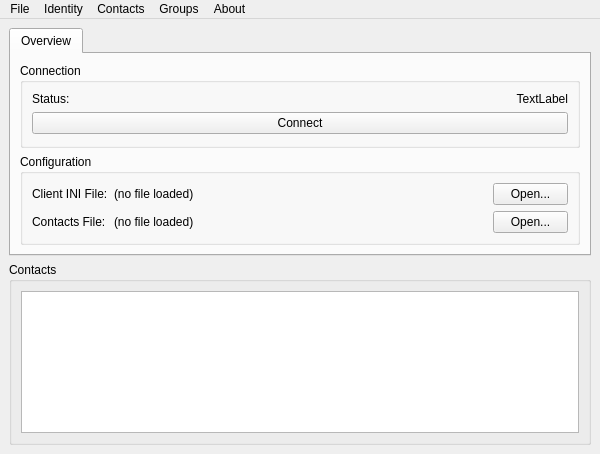
blizzard4591/openMittsu, file src/main.ui: the form before one commit.
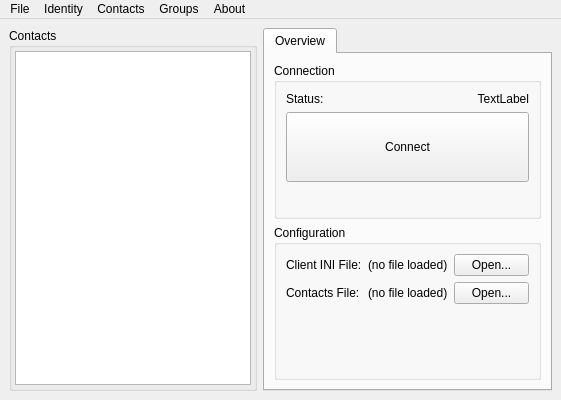
The form after the commit. Custom widgets are drawn as their Qt base class.

Commit message: UI: Main UI is not a horizontal box layout, contact list is on the left.

What changed in the file:
```diff
--- a/src/main.ui
+++ b/src/main.ui
@@ -6,15 +6,64 @@
    <rect>
     <x>0</x>
     <y>0</y>
-    <width>600</width>
-    <height>454</height>
+    <width>561</width>
+    <height>400</height>
    </rect>
   </property>
   <property name="windowTitle">
    <string>OpenMittsu</string>
   </property>
   <widget class="QWidget" name="centralwidget">
-   <layout class="QVBoxLayout" name="verticalLayout">
+   <layout class="QHBoxLayout" name="horizontalLayout">
+    <item>
+     <widget class="QGroupBox" name="gboxContacts">
+      <property name="sizePolicy">
+       <sizepolicy hsizetype="Preferred" vsizetype="Expanding">
+        <horstretch>0</horstretch>
+        <verstretch>0</verstretch>
+       </sizepolicy>
+      </property>
+      <property name="minimumSize">
+       <size>
+        <width>200</width>
+        <height>0</height>
+       </size>
+      </property>
+      <property name="maximumSize">
+       <size>
+        <width>250</width>
+        <height>16777215</height>
+       </size>
+      </property>
+      <property name="title">
+       <string>Contacts</string>
+      </property>
+      <layout class="QVBoxLayout" name="verticalLayout_2">
+       <property name="leftMargin">
+        <number>3</number>
+       </property>
+       <property name="topMargin">
+        <number>3</number>
+       </property>
+       <property name="rightMargin">
+        <number>3</number>
+       </property>
+       <property name="bottomMargin">
+        <number>3</number>
+       </property>
+       <item>
+        <widget class="QListWidget" name="listContacts">
+         <property name="sizePolicy">
+          <sizepolicy hsizetype="Expanding" vsizetype="Expanding">
+           <horstretch>0</horstretch>
+           <verstretch>1</verstretch>
+          </sizepolicy>
+         </property>
+        </widget>
+       </item>
+      </layout>
+     </widget>
+    </item>
     <item>
      <widget class="ChatTabWidget" name="tabWidget">
       <property name="sizePolicy">
@@ -71,6 +120,12 @@
            </item>
            <item row="1" column="0" colspan="2">
             <widget class="QPushButton" name="btnConnect">
+             <property name="minimumSize">
+              <size>
+               <width>0</width>
+               <height>70</height>
+              </size>
+             </property>
              <property name="maximumSize">
               <size>
                <width>16777215</width>
@@ -80,6 +135,12 @@
              <property name="text">
               <string>Connect</string>
              </property>
+             <property name="autoDefault">
+              <bool>false</bool>
+             </property>
+             <property name="default">
+              <bool>false</bool>
+             </property>
             </widget>
            </item>
           </layout>
@@ -166,31 +227,6 @@
       </widget>
      </widget>
     </item>
-    <item>
-     <widget class="QGroupBox" name="gboxContacts">
-      <property name="sizePolicy">
-       <sizepolicy hsizetype="Preferred" vsizetype="Expanding">
-        <horstretch>0</horstretch>
-        <verstretch>0</verstretch>
-       </sizepolicy>
-      </property>
-      <property name="title">
-       <string>Contacts</string>
-      </property>
-      <layout class="QVBoxLayout" name="verticalLayout_2">
-       <item>
-        <widget class="QListWidget" name="listContacts">
-         <property name="sizePolicy">
-          <sizepolicy hsizetype="Expanding" vsizetype="Expanding">
-           <horstretch>0</horstretch>
-           <verstretch>1</verstretch>
-          </sizepolicy>
-         </property>
-        </widget>
-       </item>
-      </layout>
-     </widget>
-    </item>
    </layout>
   </widget>
   <widget class="QMenuBar" name="menubar">
@@ -198,8 +234,8 @@
     <rect>
      <x>0</x>
      <y>0</y>
-     <width>600</width>
-     <height>21</height>
+     <width>561</width>
+     <height>22</height>
     </rect>
    </property>
    <widget class="QMenu" name="menuFile">
```
